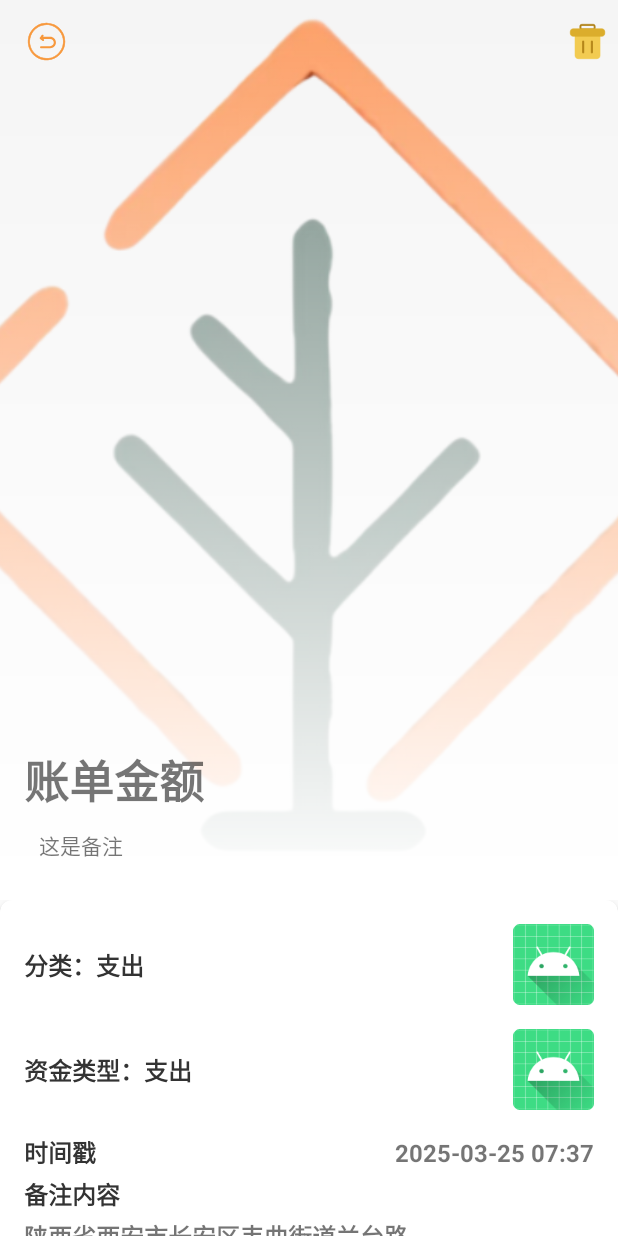
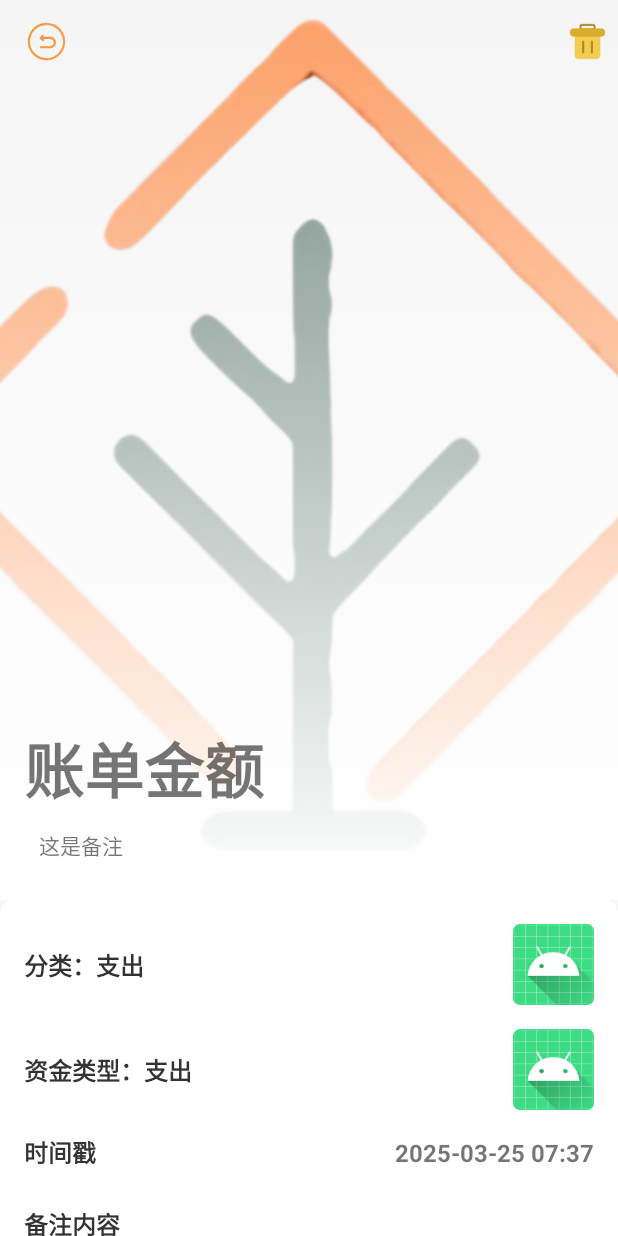
Before and after one commit to ForeverHamburger/VaulTree, an Android app: the BillListActivity screen opened directly, with no data from a screen before it, on a phone screen of 412 x 824 dp. Run offline under Robolectric (Android 15) with nearby library versions, the phone set to English and light mode, and no system bars; libraries missing offline, so code that uses them is left out: com.tencent.mmkv; 2 statements that could not run were skipped.

Commit message:
完成页面修改

```diff
--- a/app/src/main/java/com/xupt/vaultree/analyse/AnalyseFragment.java
+++ b/app/src/main/java/com/xupt/vaultree/analyse/AnalyseFragment.java
@@ -69,6 +69,7 @@ public class AnalyseFragment extends Fragment {
     private PieChart pieChart;
     private TextView howMuch;
     private TextView day;
+    private long epochMilli;
     private MMKVBillStorage mmkvBillStorage;
     //true表示收入 false表示支出
     private boolean pieAccount = true;
@@ -124,12 +125,12 @@ public class AnalyseFragment extends Fragment {
         howMuch.setText(s);
         day.setText("累计记账时长" + BillStatisticsUtils.calculateRecordedDays(allBills) + "天");
         setLineChartData();
+        initRecyclerView(epochMilli);
     }
 
     private void initRecyclerView() {
         LinearLayoutManager layoutManager = new LinearLayoutManager(requireContext(),LinearLayoutManager.VERTICAL,false);
         binding.rvBill.setLayoutManager(layoutManager);
-
         List<Bill> bills = mmkvBillStorage.getAllBills();
         BillShowAdapter billShowAdapter = new BillShowAdapter(bills,getContext());
         binding.rvBill.setAdapter(billShowAdapter);
@@ -153,7 +154,7 @@ public class AnalyseFragment extends Fragment {
                 LocalDateTime localDateTime = localDate.atStartOfDay();
                 ZoneId zoneId = ZoneId.systemDefault();
                 ZonedDateTime zonedDateTime = localDateTime.atZone(zoneId);
-                long epochMilli = zonedDateTime.toInstant().toEpochMilli();
+                epochMilli = zonedDateTime.toInstant().toEpochMilli();
                 initRecyclerView(epochMilli);
             }
         });
--- a/app/src/main/java/com/xupt/vaultree/bill/BillListActivity.java
+++ b/app/src/main/java/com/xupt/vaultree/bill/BillListActivity.java
@@ -78,7 +78,7 @@ public class BillListActivity extends AppCompatActivity {
         loadBillData(billId);
 
         // 设置返回按钮点击事件
-        binding.back.setOnClickListener(v -> onBackPressed());
+        binding.back.setOnClickListener(v -> finish());
 
         // 设置删除按钮点击事件
         binding.shanchu.setOnClickListener(v -> deleteBill());
@@ -108,7 +108,7 @@ public class BillListActivity extends AppCompatActivity {
                     // 完全折叠时
                     binding.bottomContent.setVisibility(View.GONE);
                     binding.title.setVisibility(View.VISIBLE);
-                    binding.title.setText(currentBill.getCategoryIconName()); // 显示账单分类名称
+                    binding.title.setText(currentBill.getRemark());
                     binding.title.setAlpha(1f);
                     binding.bottomContent.setAlpha(0f);
                 } else {
--- a/app/src/main/res/layout/activity_bill_list.xml
+++ b/app/src/main/res/layout/activity_bill_list.xml
@@ -87,7 +87,7 @@
                     android:id="@+id/qian"
                     android:layout_width="wrap_content"
                     android:layout_height="wrap_content"
-                    android:textSize="30sp"
+                    android:textSize="40sp"
                     android:textStyle="bold"
                     android:text="账单金额" />
 
@@ -241,6 +241,8 @@
                     android:layout_width="match_parent"
                     android:layout_height="wrap_content"
                     android:text="备注内容"
+                    android:layout_marginTop="20dp"
+
                     android:textSize="16sp"
                     android:textColor="#333333"
                     android:textStyle="bold"
@@ -250,21 +252,27 @@
                     android:id="@+id/tv_remark"
                     android:layout_width="match_parent"
                     android:layout_height="wrap_content"
-                    android:text="陕西省西安市长安区韦曲街道兰台路"
+                    android:text=""
                     android:textSize="16sp"
                     android:textStyle="bold"
                     android:layout_marginBottom="4dp"/>
-                <Button
+
+                <TextView
                     android:id="@+id/btn_edit"
-                    android:layout_width="match_parent"
+                    android:layout_width="wrap_content"
                     android:layout_height="wrap_content"
-                    android:text="编辑账单"
+                    android:text="编辑账单>"
+                    android:layout_gravity="right"
                     android:textSize="16sp"
-                    android:background="@color/or3"
-                    android:textColor="@color/black"
+                    android:layout_marginTop="20dp"
+                    android:textColor="@color/gray"
                     android:textStyle="bold"
                     android:layout_marginBottom="4dp"/>
+                <ImageView
+                    android:layout_width="match_parent"
+                    android:layout_height="300dp">
 
+                </ImageView>
             </LinearLayout>
 
         </androidx.cardview.widget.CardView>
```
